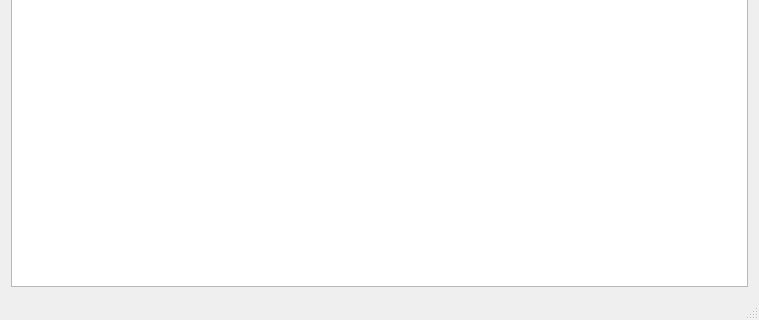
KDE/kdelibs, file kdecore/auth/example/mainwindow.ui: the form before one commit; both pictures show x 0 to 759 and y 251 to 571 of the 759 by 571 pixel window.
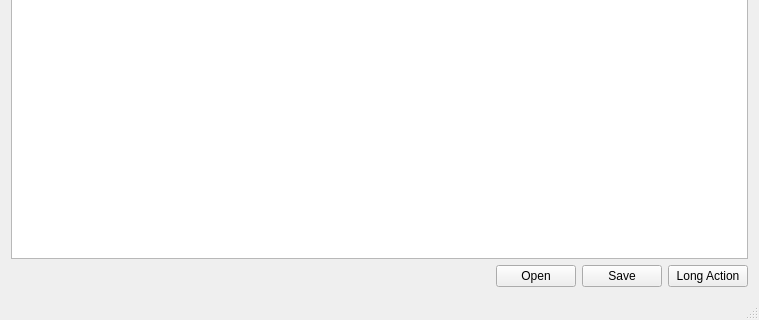
The form after the commit. Custom widgets are drawn as their Qt base class.

Patch:
```diff
--- a/kdecore/auth/example/mainwindow.ui
+++ b/kdecore/auth/example/mainwindow.ui
@@ -14,10 +14,48 @@
    <string>MainWindow</string>
   </property>
   <widget class="QWidget" name="centralWidget">
-   <layout class="QHBoxLayout" name="horizontalLayout">
+   <layout class="QVBoxLayout" name="verticalLayout">
     <item>
      <widget class="QPlainTextEdit" name="plainTextEdit"/>
     </item>
+    <item>
+     <layout class="QHBoxLayout" name="horizontalLayout">
+      <item>
+       <spacer name="horizontalSpacer">
+        <property name="orientation">
+         <enum>Qt::Horizontal</enum>
+        </property>
+        <property name="sizeHint" stdset="0">
+         <size>
+          <width>40</width>
+          <height>20</height>
+         </size>
+        </property>
+       </spacer>
+      </item>
+      <item>
+       <widget class="KPushButton" name="openButton">
+        <property name="text">
+         <string>Open</string>
+        </property>
+       </widget>
+      </item>
+      <item>
+       <widget class="KPushButton" name="saveButton">
+        <property name="text">
+         <string>Save</string>
+        </property>
+       </widget>
+      </item>
+      <item>
+       <widget class="KPushButton" name="longButton">
+        <property name="text">
+         <string>Long Action</string>
+        </property>
+       </widget>
+      </item>
+     </layout>
+    </item>
    </layout>
   </widget>
   <widget class="QMenuBar" name="menuBar">
@@ -57,6 +95,13 @@
   </action>
  </widget>
  <layoutdefault spacing="6" margin="11"/>
+ <customwidgets>
+  <customwidget>
+   <class>KPushButton</class>
+   <extends>QPushButton</extends>
+   <header>kpushbutton.h</header>
+  </customwidget>
+ </customwidgets>
  <resources/>
  <connections/>
 </ui>
```
Left out of the diff: 2 changed lines with no effect on the pictures.
